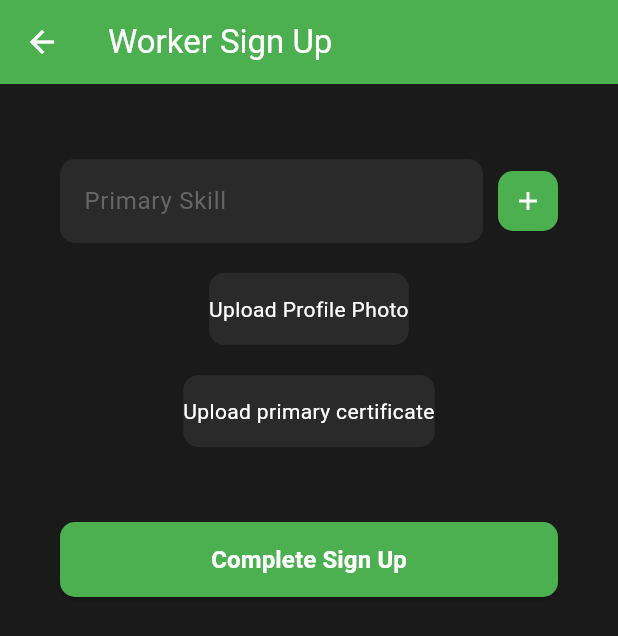
After one commit to timsinadipesh/GigHire, a Flutter app: the WorkerSignupScreen screen opened directly, on a phone screen of 412 x 824 dp. The commit adds this screen. Shown: the top 636 px of the screen. Run offline on Flutter 3.47's test engine with Material 3 defaults, Android fonts, the phone set to English and light mode, and no system bars; our stand-ins replace cloud_firestore, firebase_core, image_picker; accounts and stored records are empty; Roboto replaces fonts that are missing (Arial).

Commit message:
signup ui v1

```diff
--- /dev/null
+++ b/lib/worker/worker_signup.dart
@@ -0,0 +1,226 @@
+import 'package:flutter/material.dart';
+import 'dart:io'; // For image picking
+import 'package:image_picker/image_picker.dart';
+
+class WorkerSignupScreen extends StatefulWidget {
+  const WorkerSignupScreen({Key? key}) : super(key: key);
+
+  @override
+  State<WorkerSignupScreen> createState() => _WorkerSignupScreenState();
+}
+
+class _WorkerSignupScreenState extends State<WorkerSignupScreen> {
+  final ImagePicker _picker = ImagePicker();
+  File? _profileImage;
+  List<File?> _certificationImages = [];
+  List<TextEditingController> skillControllers = [];
+
+  // Max limits
+  final int maxSkills = 3;
+  final int maxCertifications = 3;
+
+  Future<void> _pickImage(bool isProfile) async {
+    final pickedFile = await _picker.pickImage(source: ImageSource.gallery);
+    if (pickedFile != null) {
+      setState(() {
+        if (isProfile) {
+          _profileImage = File(pickedFile.path);
+        } else if (_certificationImages.length < maxCertifications) {
+          _certificationImages.add(File(pickedFile.path));
+        }
+      });
+    }
+  }
+
+  void _addSkillField() {
+    if (skillControllers.length < maxSkills - 1) {
+      setState(() {
+        skillControllers.add(TextEditingController());
+      });
+    }
+  }
+
+  @override
+  void dispose() {
+    for (var controller in skillControllers) {
+      controller.dispose();
+    }
+    super.dispose();
+  }
+
+  @override
+  Widget build(BuildContext context) {
+    return Scaffold(
+      backgroundColor: const Color(0xFF1A1A1A),
+      appBar: AppBar(
+        backgroundColor: const Color(0xFF4CAF50), // A friendly green background
+        iconTheme: const IconThemeData(color: Colors.white), // Make sure the back button is white
+        title: const Text('Worker Sign Up', style: TextStyle(color: Colors.white)),
+      ),
+      body: SafeArea(
+        child: SingleChildScrollView(
+          child: Padding(
+            padding: const EdgeInsets.symmetric(horizontal: 40.0),
+            child: Column(
+              children: [
+                const SizedBox(height: 30),
+                const SizedBox(height: 20),
+
+                // Primary Skill (with + sign to add two more skills)
+                Row(
+                  children: [
+                    Expanded(
+                      child: TextField(
+                        decoration: InputDecoration(
+                          hintText: 'Primary Skill',
+                          hintStyle: const TextStyle(color: Color(0xFF666666)),
+                          filled: true,
+                          fillColor: const Color(0xFF2A2A2A),
+                          border: OutlineInputBorder(
+                            borderRadius: BorderRadius.circular(10),
+                            borderSide: BorderSide.none,
+                          ),
+                        ),
+                        style: const TextStyle(color: Colors.white),
+                      ),
+                    ),
+                    const SizedBox(width: 10),
+                    GestureDetector(
+                      onTap: _addSkillField,
+                      child: Container(
+                        padding: const EdgeInsets.symmetric(horizontal: 10, vertical: 10),
+                        decoration: BoxDecoration(
+                          color: const Color(0xFF4CAF50),
+                          borderRadius: BorderRadius.circular(10),
+                        ),
+                        child: const Icon(
+                          Icons.add,
+                          color: Colors.white,
+                          size: 20,
+                        ),
+                      ),
+                    ),
+                  ],
+                ),
+                const SizedBox(height: 20),
+
+                // Optional Additional Skills (maximum 2)
+                for (int i = 0; i < skillControllers.length; i++)
+                  Padding(
+                    padding: const EdgeInsets.only(bottom: 20.0),
+                    child: TextField(
+                      controller: skillControllers[i],
+                      decoration: InputDecoration(
+                        hintText: 'Optional additional skill',
+                        hintStyle: const TextStyle(color: Color(0xFF666666)),
+                        filled: true,
+                        fillColor: const Color(0xFF2A2A2A),
+                        border: OutlineInputBorder(
+                          borderRadius: BorderRadius.circular(10),
+                          borderSide: BorderSide.none,
+                        ),
+                      ),
+                      style: const TextStyle(color: Colors.white),
+                    ),
+                  ),
+
+                // Upload Profile Photo
+                GestureDetector(
+                  onTap: () => _pickImage(true),
+                  child: Container(
+                    padding: const EdgeInsets.symmetric(vertical: 14),
+                    decoration: BoxDecoration(
+                      color: _profileImage == null ? const Color(0xFF2A2A2A) : const Color(0xFF4CAF50),
+                      borderRadius: BorderRadius.circular(10),
+                    ),
+                    child: _profileImage == null
+                        ? const Text(
+                      'Upload Profile Photo',
+                      textAlign: TextAlign.center,
+                      style: TextStyle(color: Colors.white),
+                    )
+                        : const Text(
+                      'Profile Photo Uploaded',
+                      textAlign: TextAlign.center,
+                      style: TextStyle(color: Colors.white),
+                    ),
+                  ),
+                ),
+                const SizedBox(height: 20),
+
+                // Upload Certifications (with dynamic text updates)
+                Column(
+                  children: [
+                    for (int i = 0; i < _certificationImages.length; i++)
+                      Padding(
+                        padding: const EdgeInsets.only(bottom: 10.0),
+                        child: Container(
+                          padding: const EdgeInsets.symmetric(vertical: 14),
+                          decoration: BoxDecoration(
+                            color: const Color(0xFF4CAF50),
+                            borderRadius: BorderRadius.circular(10),
+                          ),
+                          child: Text(
+                            i == 0
+                                ? 'Primary certificate uploaded'
+                                : 'Optional certificate uploaded',
+                            textAlign: TextAlign.center,
+                            style: const TextStyle(color: Colors.white),
+                          ),
+                        ),
+                      ),
+                    if (_certificationImages.length < maxCertifications)
+                      Padding(
+                        padding: const EdgeInsets.only(bottom: 20.0),
+                        child: GestureDetector(
+                          onTap: () => _pickImage(false),
+                          child: Container(
+                            padding: const EdgeInsets.symmetric(vertical: 14),
+                            decoration: BoxDecoration(
+                              color: const Color(0xFF2A2A2A),
+                              borderRadius: BorderRadius.circular(10),
+                            ),
+                            child: Text(
+                              _certificationImages.isEmpty
+                                  ? 'Upload primary certificate'
+                                  : 'Upload optional certificate',
+                              textAlign: TextAlign.center,
+                              style: const TextStyle(color: Colors.white),
+                            ),
+                          ),
+                        ),
+                      ),
+                  ],
+                ),
+
+                // Sign Up Button
+                const SizedBox(height: 30),
+                SizedBox(
+                  width: double.infinity,
+                  height: 50,
+                  child: ElevatedButton(
+                    onPressed: () {},
+                    style: ElevatedButton.styleFrom(
+                      backgroundColor: const Color(0xFF4CAF50),
+                      shape: RoundedRectangleBorder(
+                        borderRadius: BorderRadius.circular(10),
+                      ),
+                    ),
+                    child: const Text(
+                      'Complete Sign Up',
+                      style: TextStyle(
+                        color: Colors.white,
+                        fontSize: 16,
+                        fontWeight: FontWeight.bold,
+                      ),
+                    ),
+                  ),
+                ),
+              ],
+            ),
+          ),
+        ),
+      ),
+    );
+  }
+}
--- a/pubspec.yaml
+++ b/pubspec.yaml
@@ -35,6 +35,7 @@ dependencies:
   http: ^1.2.2
   firebase_core: ^3.8.0
   cloud_firestore: ^5.5.0
+  image_picker: ^0.8.5+3
 
 
   # The following adds the Cupertino Icons font to your application.
```
Also changed, not shown: lib/client/client_signup.dart (added, +96 -0 lines), lib/ui/signup_screen.dart (+20 -4 lines), pubspec.lock, 7 other files.
